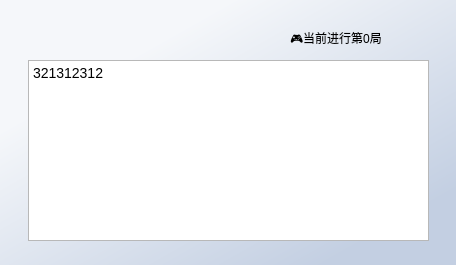
Qt form Ui/cmdoutput.ui (AprDeci/animal-auto) before a commit.
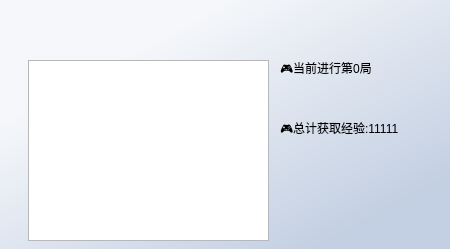
The same form after that commit. Custom widgets are drawn as their Qt base class.

What changed in the file:
```diff
--- a/Ui/cmdoutput.ui
+++ b/Ui/cmdoutput.ui
@@ -6,8 +6,8 @@
    <rect>
     <x>0</x>
     <y>0</y>
-    <width>456</width>
-    <height>265</height>
+    <width>450</width>
+    <height>249</height>
    </rect>
   </property>
   <property name="windowTitle">
@@ -23,7 +23,7 @@
     <rect>
      <x>28</x>
      <y>60</y>
-     <width>401</width>
+     <width>241</width>
      <height>181</height>
     </rect>
    </property>
@@ -97,22 +97,47 @@
 &lt;html&gt;&lt;head&gt;&lt;meta name=&quot;qrichtext&quot; content=&quot;1&quot; /&gt;&lt;style type=&quot;text/css&quot;&gt;
 p, li { white-space: pre-wrap; }
 &lt;/style&gt;&lt;/head&gt;&lt;body style=&quot; font-family:'Segoe UI','Microsoft YaHei','PingFang SC','SimSun'; font-size:14px; font-weight:400; font-style:normal;&quot;&gt;
-&lt;p style=&quot; margin-top:0px; margin-bottom:0px; margin-left:0px; margin-right:0px; -qt-block-indent:0; text-indent:0px;&quot;&gt;&lt;span style=&quot; font-size:14px;&quot;&gt;321312312&lt;/span&gt;&lt;/p&gt;&lt;/body&gt;&lt;/html&gt;</string>
+&lt;p style=&quot;-qt-paragraph-type:empty; margin-top:0px; margin-bottom:0px; margin-left:0px; margin-right:0px; -qt-block-indent:0; text-indent:0px;&quot;&gt;&lt;br /&gt;&lt;/p&gt;&lt;/body&gt;&lt;/html&gt;</string>
    </property>
   </widget>
   <widget class="StrongBodyLabel" name="currentNumLabel">
    <property name="geometry">
     <rect>
-     <x>290</x>
-     <y>30</y>
-     <width>131</width>
-     <height>20</height>
+     <x>280</x>
+     <y>60</y>
+     <width>113</width>
+     <height>19</height>
     </rect>
    </property>
    <property name="text">
     <string>🎮当前进行第0局</string>
    </property>
   </widget>
+  <widget class="StrongBodyLabel" name="explabel">
+   <property name="geometry">
+    <rect>
+     <x>280</x>
+     <y>120</y>
+     <width>137</width>
+     <height>19</height>
+    </rect>
+   </property>
+   <property name="sizePolicy">
+    <sizepolicy hsizetype="Minimum" vsizetype="Preferred">
+     <horstretch>0</horstretch>
+     <verstretch>0</verstretch>
+    </sizepolicy>
+   </property>
+   <property name="minimumSize">
+    <size>
+     <width>1</width>
+     <height>0</height>
+    </size>
+   </property>
+   <property name="text">
+    <string>🎮总计获取经验:11111</string>
+   </property>
+  </widget>
  </widget>
  <customwidgets>
   <customwidget>
```
Left out of the diff: 4 changed lines with no effect on the pictures.
